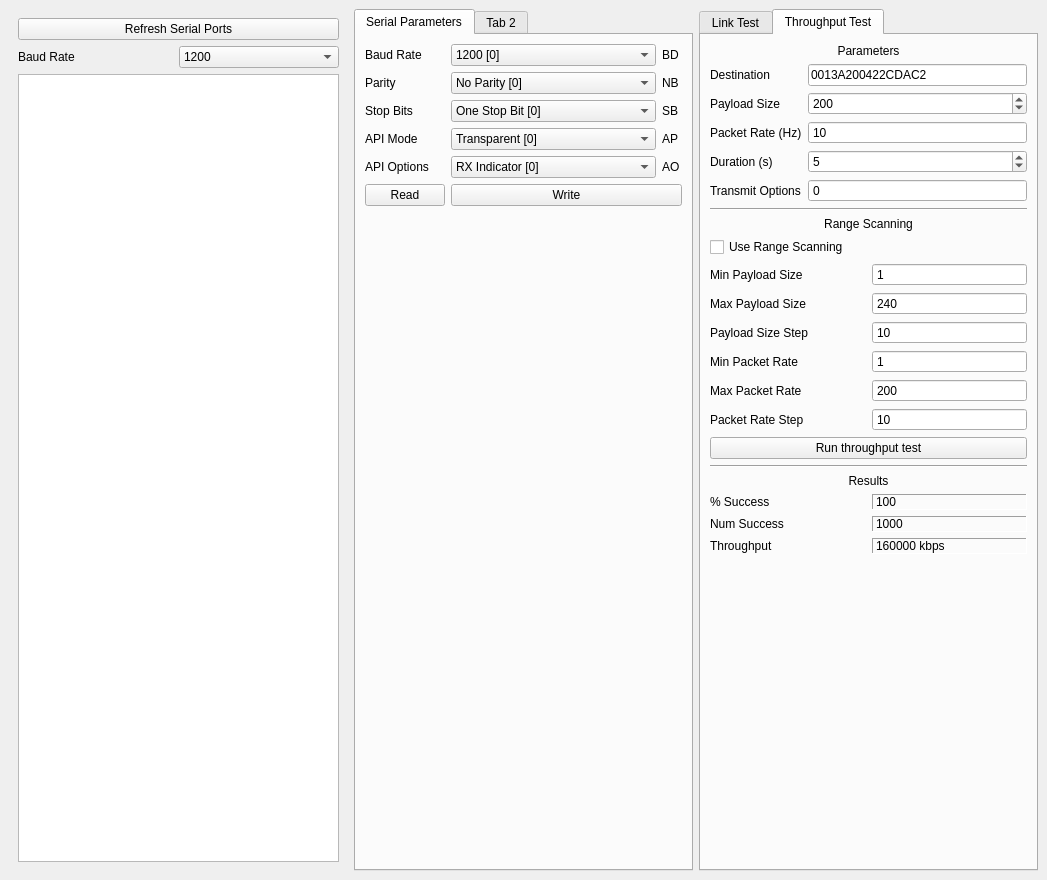
WPI-HPRC/gs-control-2024-2025, file Frontend/Windows/RadioControlsWindow/RadioControlsWindow.ui: the form before one commit.
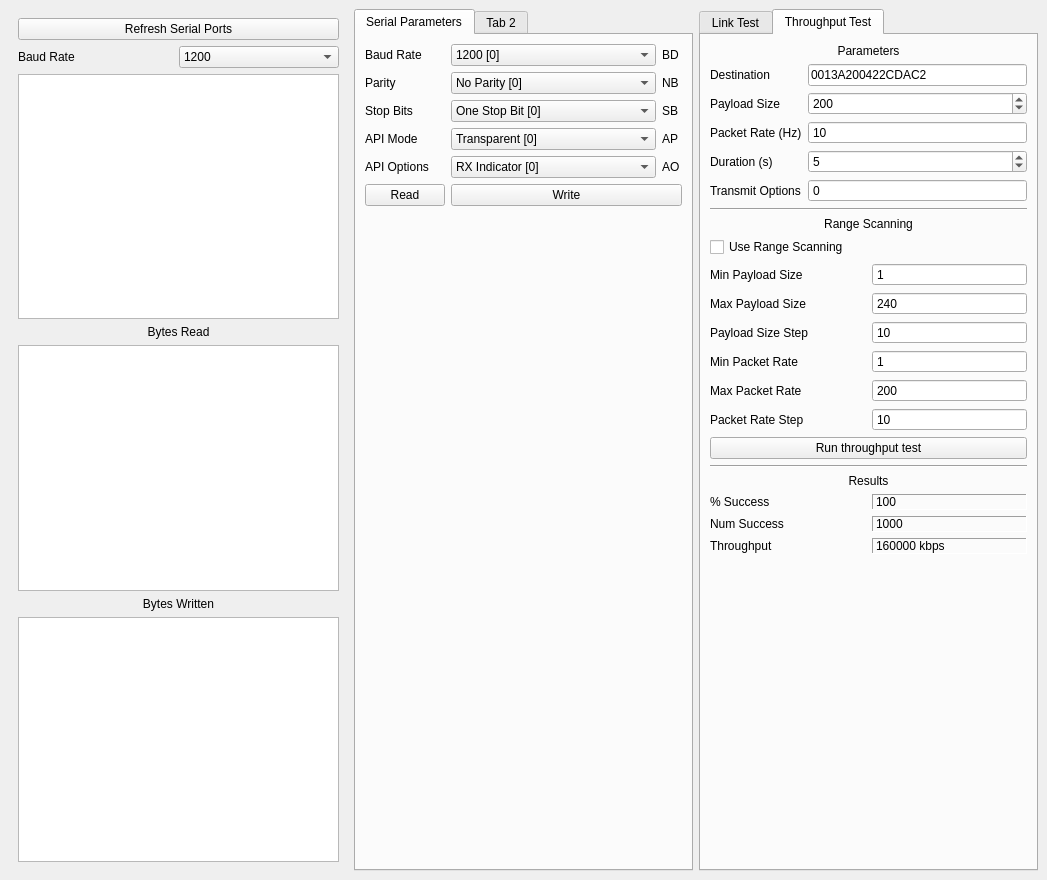
The form after the commit. Custom widgets are drawn as their Qt base class.

Commit message: show live bytes read/written

Patch:
```diff
--- a/Frontend/Windows/RadioControlsWindow/RadioControlsWindow.ui
+++ b/Frontend/Windows/RadioControlsWindow/RadioControlsWindow.ui
@@ -982,6 +982,55 @@
          <column/>
         </widget>
        </item>
+       <item>
+        <widget class="QLabel" name="label_43">
+         <property name="font">
+          <font>
+           <bold>false</bold>
+          </font>
+         </property>
+         <property name="text">
+          <string>Bytes Read</string>
+         </property>
+         <property name="alignment">
+          <set>Qt::AlignmentFlag::AlignCenter</set>
+         </property>
+        </widget>
+       </item>
+       <item>
+        <widget class="QTextBrowser" name="BytesReadBrowser">
+         <property name="font">
+          <font>
+           <family>Courier New</family>
+          </font>
+         </property>
+         <property name="lineWrapMode">
+          <enum>QTextEdit::LineWrapMode::NoWrap</enum>
+         </property>
+        </widget>
+       </item>
+       <item>
+        <widget class="QLabel" name="label_44">
+         <property name="text">
+          <string>Bytes Written</string>
+         </property>
+         <property name="alignment">
+          <set>Qt::AlignmentFlag::AlignCenter</set>
+         </property>
+        </widget>
+       </item>
+       <item>
+        <widget class="QTextBrowser" name="BytesWrittenBrowser">
+         <property name="font">
+          <font>
+           <family>Courier New</family>
+          </font>
+         </property>
+         <property name="lineWrapMode">
+          <enum>QTextEdit::LineWrapMode::NoWrap</enum>
+         </property>
+        </widget>
+       </item>
       </layout>
      </widget>
     </item>
```
The commit also changes 6 other files.
